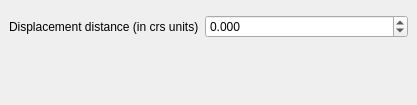
Old version of the form kimu/resources/ui/displacement_dockwidget.ui in the repository GispoCoding/kimu.
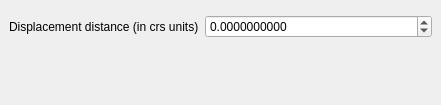
New version of the form.

The edit to the form file:
```diff
--- a/kimu/resources/ui/displacement_dockwidget.ui
+++ b/kimu/resources/ui/displacement_dockwidget.ui
@@ -6,7 +6,7 @@
    <rect>
     <x>0</x>
     <y>0</y>
-    <width>417</width>
+    <width>441</width>
     <height>105</height>
    </rect>
   </property>
@@ -30,7 +30,7 @@
       <item row="2" column="1">
        <widget class="QDoubleSpinBox" name="doublespinbox">
         <property name="decimals">
-         <number>3</number>
+         <number>10</number>
         </property>
         <property name="minimum">
          <double>-99999999.000000000000000</double>
```
